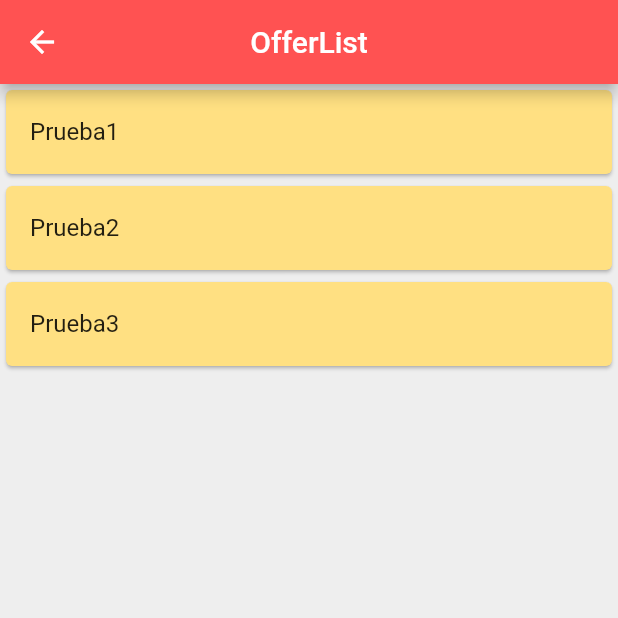
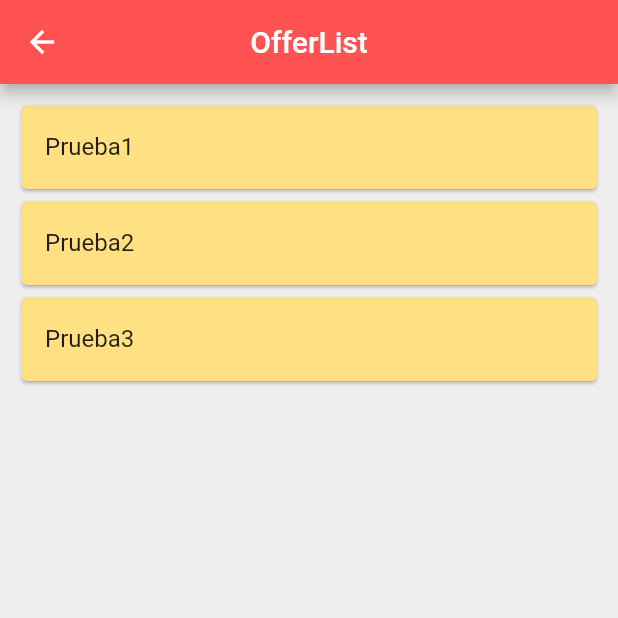
Before and after one commit to TeamNeo2021/gigandjob-mobile_app, a Flutter app: the OfferList screen opened directly, on a phone screen of 412 x 824 dp, the top half of it. Run offline on Flutter 3.47's test engine with Material 2 defaults, Android fonts, the phone set to English and light mode, and no system bars; our stand-ins replace bloc; missing offline and left inert: dart:html.

Commit message:
margenes
para que la consulta sea mejor vista

```diff
--- a/lib/Views/OfferList/OfferList_screen.dart
+++ b/lib/Views/OfferList/OfferList_screen.dart
@@ -20,9 +20,11 @@ class _OfferListState extends State<OfferList> {
         centerTitle: true,
         backgroundColor: Colors.redAccent,
       ),
-      body: /* Column(
+      /*body:  Column(
         children: <Widget>[*/
-          ListView.builder(
+      body: SafeArea(
+        child: ListView.builder(
+            padding: EdgeInsets.all(10),
             itemCount: list_Of_Offers.length,
             itemBuilder: (BuildContext context, int index) {
               return Card(
@@ -34,6 +36,7 @@ class _OfferListState extends State<OfferList> {
             }
             //],
             ),
+      ),
     );
   }
 }
```
Lines whose indentation alone changed are shown as unchanged.
